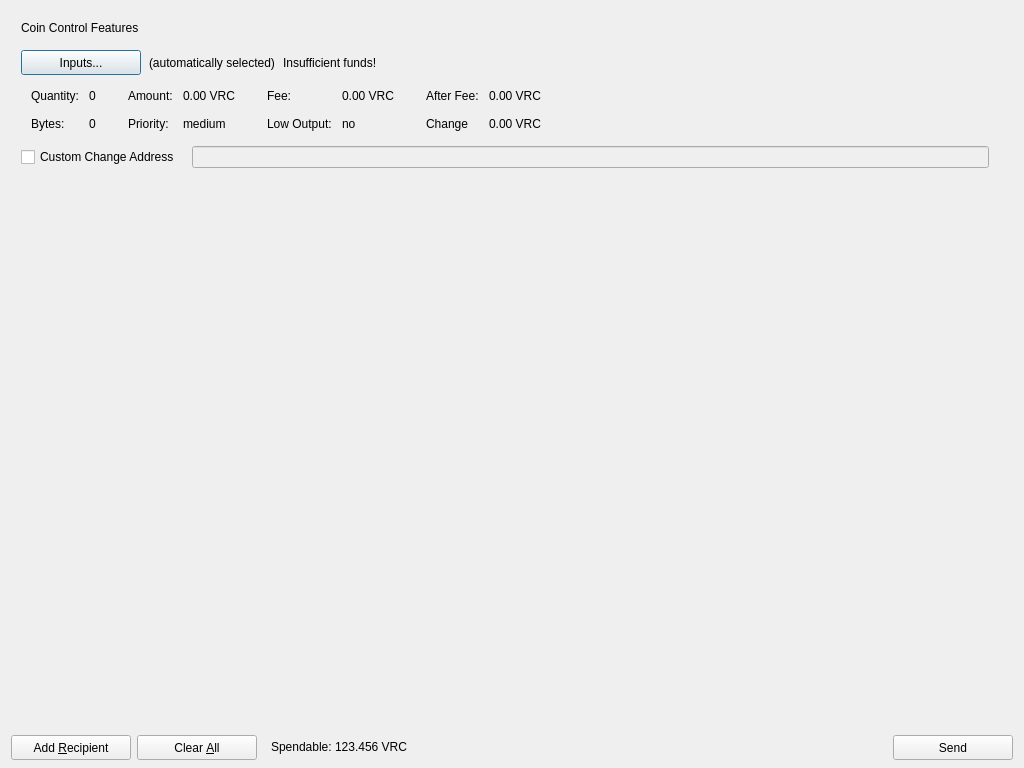
VeriConomy/vericoin, file src/qt/forms/sendcoinsdialog.ui: the form before one commit.
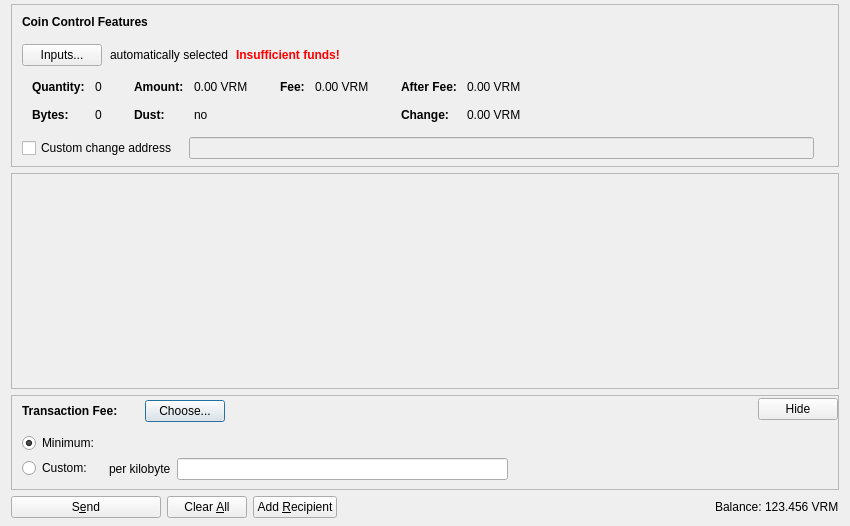
The form after the commit. Icons and pictures are not drawn. Custom widgets are drawn as their Qt base class.

The edit to the form file:
```diff
--- a/src/qt/forms/sendcoinsdialog.ui
+++ b/src/qt/forms/sendcoinsdialog.ui
@@ -6,14 +6,17 @@
    <rect>
     <x>0</x>
     <y>0</y>
-    <width>1024</width>
-    <height>768</height>
+    <width>850</width>
+    <height>526</height>
    </rect>
   </property>
   <property name="windowTitle">
    <string>Send Coins</string>
   </property>
-  <layout class="QVBoxLayout" name="verticalLayout" stretch="0,1,0">
+  <layout class="QVBoxLayout" name="verticalLayout" stretch="0,1,0,0">
+   <property name="topMargin">
+    <number>4</number>
+   </property>
    <property name="bottomMargin">
     <number>8</number>
    </property>
@@ -32,14 +35,14 @@
       </size>
      </property>
      <property name="frameShape">
-      <enum>QFrame::NoFrame</enum>
+      <enum>QFrame::StyledPanel</enum>
      </property>
      <property name="frameShadow">
       <enum>QFrame::Sunken</enum>
      </property>
      <layout class="QVBoxLayout" name="verticalLayoutCoinControl2">
       <property name="spacing">
-       <number>6</number>
+       <number>0</number>
       </property>
       <property name="leftMargin">
        <number>0</number>
@@ -77,6 +80,15 @@
               <verstretch>0</verstretch>
              </sizepolicy>
             </property>
+            <property name="font">
+             <font>
+              <weight>75</weight>
+              <bold>true</bold>
+             </font>
+            </property>
+            <property name="styleSheet">
+             <string notr="true">font-weight:bold;</string>
+            </property>
             <property name="text">
              <string>Coin Control Features</string>
             </property>
@@ -94,21 +106,21 @@
           </property>
           <item>
            <widget class="QPushButton" name="pushButtonCoinControl">
-            <property name="minimumSize">
-             <size>
-              <width>120</width>
-              <height>25</height>
-             </size>
+            <property name="styleSheet">
+             <string notr="true"/>
             </property>
             <property name="text">
              <string>Inputs...</string>
             </property>
+            <property name="autoDefault">
+             <bool>false</bool>
+            </property>
            </widget>
           </item>
           <item>
            <widget class="QLabel" name="labelCoinControlAutomaticallySelected">
             <property name="text">
-             <string>(automatically selected)</string>
+             <string>automatically selected</string>
             </property>
             <property name="margin">
              <number>5</number>
@@ -117,6 +129,15 @@
           </item>
           <item>
            <widget class="QLabel" name="labelCoinControlInsuffFunds">
+            <property name="font">
+             <font>
+              <weight>75</weight>
+              <bold>true</bold>
+             </font>
+            </property>
+            <property name="styleSheet">
+             <string notr="true">color:red;font-weight:bold;</string>
+            </property>
             <property name="text">
              <string>Insufficient funds!</string>
             </property>
@@ -154,6 +175,9 @@
             <height>0</height>
            </size>
           </property>
+          <property name="styleSheet">
+           <string notr="true"/>
+          </property>
           <layout class="QHBoxLayout" name="horizontalLayoutCoinControl5">
            <property name="leftMargin">
             <number>0</number>
@@ -197,6 +221,12 @@
                </property>
                <item row="0" column="0">
                 <widget class="QLabel" name="labelCoinControlQuantityText">
+                 <property name="font">
+                  <font>
+                   <weight>75</weight>
+                   <bold>true</bold>
+                  </font>
+                 </property>
                  <property name="text">
                   <string>Quantity:</string>
                  </property>
@@ -226,6 +256,12 @@
                </item>
                <item row="1" column="0">
                 <widget class="QLabel" name="labelCoinControlBytesText">
+                 <property name="font">
+                  <font>
+                   <weight>75</weight>
+                   <bold>true</bold>
+                  </font>
+                 </property>
                  <property name="text">
                   <string>Bytes:</string>
                  </property>
@@ -268,6 +304,12 @@
                </property>
                <item row="0" column="0">
                 <widget class="QLabel" name="labelCoinControlAmountText">
+                 <property name="font">
+                  <font>
+                   <weight>75</weight>
+                   <bold>true</bold>
+                  </font>
+                 </property>
                  <property name="text">
                   <string>Amount:</string>
                  </property>
@@ -285,7 +327,7 @@
                   <enum>Qt::ActionsContextMenu</enum>
                  </property>
                  <property name="text">
-                  <string>0.00 VRC</string>
+                  <string notr="true">0.00 VRM</string>
                  </property>
                  <property name="textInteractionFlags">
                   <set>Qt::LinksAccessibleByMouse|Qt::TextSelectableByKeyboard|Qt::TextSelectableByMouse</set>
@@ -293,14 +335,20 @@
                 </widget>
                </item>
                <item row="1" column="0">
-                <widget class="QLabel" name="labelCoinControlPriorityText">
+                <widget class="QLabel" name="labelCoinControlLowOutputText">
+                 <property name="font">
+                  <font>
+                   <weight>75</weight>
+                   <bold>true</bold>
+                  </font>
+                 </property>
                  <property name="text">
-                  <string>Priority:</string>
+                  <string>Dust:</string>
                  </property>
                 </widget>
                </item>
                <item row="1" column="1">
-                <widget class="QLabel" name="labelCoinControlPriority">
+                <widget class="QLabel" name="labelCoinControlLowOutput">
                  <property name="cursor">
                   <cursorShape>IBeamCursor</cursorShape>
                  </property>
@@ -308,7 +356,7 @@
                   <enum>Qt::ActionsContextMenu</enum>
                  </property>
                  <property name="text">
-                  <string>medium</string>
+                  <string notr="true">no</string>
                  </property>
                  <property name="textInteractionFlags">
                   <set>Qt::LinksAccessibleByMouse|Qt::TextSelectableByKeyboard|Qt::TextSelectableByMouse</set>
@@ -336,6 +384,12 @@
                </property>
                <item row="0" column="0">
                 <widget class="QLabel" name="labelCoinControlFeeText">
+                 <property name="font">
+                  <font>
+                   <weight>75</weight>
+                   <bold>true</bold>
+                  </font>
+                 </property>
                  <property name="text">
                   <string>Fee:</string>
                  </property>
@@ -353,30 +407,7 @@
                   <enum>Qt::ActionsContextMenu</enum>
                  </property>
                  <property name="text">
-                  <string>0.00 VRC</string>
-                 </property>
-                 <property name="textInteractionFlags">
-                  <set>Qt::LinksAccessibleByMouse|Qt::TextSelectableByKeyboard|Qt::TextSelectableByMouse</set>
-                 </property>
-                </widget>
-               </item>
-               <item row="1" column="0">
-                <widget class="QLabel" name="labelCoinControlLowOutputText">
-                 <property name="text">
-                  <string>Low Output:</string>
-                 </property>
-                </widget>
-               </item>
-               <item row="1" column="1">
-                <widget class="QLabel" name="labelCoinControlLowOutput">
-                 <property name="cursor">
-                  <cursorShape>IBeamCursor</cursorShape>
-                 </property>
-                 <property name="contextMenuPolicy">
-                  <enum>Qt::ActionsContextMenu</enum>
-                 </property>
-                 <property name="text">
-                  <string>no</string>
+                  <string notr="true">0.00 VRM</string>
                  </property>
                  <property name="textInteractionFlags">
                   <set>Qt::LinksAccessibleByMouse|Qt::TextSelectableByKeyboard|Qt::TextSelectableByMouse</set>
@@ -404,6 +435,12 @@
                </property>
                <item row="0" column="0">
                 <widget class="QLabel" name="labelCoinControlAfterFeeText">
+                 <property name="font">
+                  <font>
+                   <weight>75</weight>
+                   <bold>true</bold>
+                  </font>
+                 </property>
                  <property name="text">
                   <string>After Fee:</string>
                  </property>
@@ -421,7 +458,7 @@
                   <enum>Qt::ActionsContextMenu</enum>
                  </property>
                  <property name="text">
-                  <string>0.00 VRC</string>
+                  <string notr="true">0.00 VRM</string>
                  </property>
                  <property name="textInteractionFlags">
                   <set>Qt::LinksAccessibleByMouse|Qt::TextSelectableByKeyboard|Qt::TextSelectableByMouse</set>
@@ -430,8 +467,14 @@
                </item>
                <item row="1" column="0">
                 <widget class="QLabel" name="labelCoinControlChangeText">
+                 <property name="font">
+                  <font>
+                   <weight>75</weight>
+                   <bold>true</bold>
+                  </font>
+                 </property>
                  <property name="text">
-                  <string>Change</string>
+                  <string>Change:</string>
                  </property>
                 </widget>
                </item>
@@ -444,7 +487,7 @@
                   <enum>Qt::ActionsContextMenu</enum>
                  </property>
                  <property name="text">
-                  <string>0.00 VRC</string>
+                  <string notr="true">0.00 VRM</string>
                  </property>
                  <property name="textInteractionFlags">
                   <set>Qt::LinksAccessibleByMouse|Qt::TextSelectableByKeyboard|Qt::TextSelectableByMouse</set>
@@ -475,7 +518,7 @@
           <item>
            <widget class="QCheckBox" name="checkBoxCoinControlChange">
             <property name="text">
-             <string>Custom Change Address</string>
+             <string>Custom change address</string>
             </property>
            </widget>
           </item>
@@ -536,8 +579,8 @@
    </item>
    <item>
     <widget class="QScrollArea" name="scrollArea">
-     <property name="frameShape">
-      <enum>QFrame::NoFrame</enum>
+     <property name="horizontalScrollBarPolicy">
+      <enum>Qt::ScrollBarAlwaysOff</enum>
      </property>
      <property name="widgetResizable">
       <bool>true</bool>
@@ -547,11 +590,11 @@
        <rect>
         <x>0</x>
         <y>0</y>
-        <width>1006</width>
-        <height>533</height>
+        <width>830</width>
+        <height>104</height>
        </rect>
       </property>
-      <layout class="QVBoxLayout" name="verticalLayout_2">
+      <layout class="QVBoxLayout" name="verticalLayout_2" stretch="0,1">
        <property name="leftMargin">
         <number>0</number>
        </property>
@@ -571,39 +614,380 @@
          </property>
         </layout>
        </item>
+       <item>
+        <spacer name="verticalSpacer">
+         <property name="orientation">
+          <enum>Qt::Vertical</enum>
+         </property>
+         <property name="sizeHint" stdset="0">
+          <size>
+           <width>20</width>
+           <height>40</height>
+          </size>
+         </property>
+        </spacer>
+       </item>
       </layout>
      </widget>
     </widget>
    </item>
+   <item>
+    <widget class="QFrame" name="frameFee">
+     <property name="sizePolicy">
+      <sizepolicy hsizetype="Expanding" vsizetype="Expanding">
+       <horstretch>0</horstretch>
+       <verstretch>0</verstretch>
+      </sizepolicy>
+     </property>
+     <property name="maximumSize">
+      <size>
+       <width>16777215</width>
+       <height>16777215</height>
+      </size>
+     </property>
+     <property name="frameShape">
+      <enum>QFrame::StyledPanel</enum>
+     </property>
+     <property name="frameShadow">
+      <enum>QFrame::Sunken</enum>
+     </property>
+     <layout class="QVBoxLayout" name="verticalLayoutFee1">
+      <property name="spacing">
+       <number>0</number>
+      </property>
+      <property name="leftMargin">
+       <number>0</number>
+      </property>
+      <property name="topMargin">
+       <number>0</number>
+      </property>
+      <property name="rightMargin">
+       <number>0</number>
+      </property>
+      <property name="bottomMargin">
+       <number>0</number>
+      </property>
+      <item>
+       <layout class="QVBoxLayout" name="verticalLayoutFee2" stretch="0,0,0">
+        <property name="spacing">
+         <number>0</number>
+        </property>
+        <property name="leftMargin">
+         <number>10</number>
+        </property>
+        <property name="topMargin">
+         <number>0</number>
+        </property>
+        <item>
+         <layout class="QHBoxLayout" name="horizontalLayoutFee1">
+          <property name="bottomMargin">
+           <number>0</number>
+          </property>
+          <item>
+           <layout class="QVBoxLayout" name="verticalLayoutFee7">
+            <property name="spacing">
+             <number>0</number>
+            </property>
+            <item>
+             <spacer name="verticalSpacerMinimumFee">
+              <property name="orientation">
+               <enum>Qt::Vertical</enum>
+              </property>
+              <property name="sizeType">
+               <enum>QSizePolicy::Fixed</enum>
+              </property>
+              <property name="sizeHint" stdset="0">
+               <size>
+                <width>1</width>
+                <height>4</height>
+               </size>
+              </property>
+             </spacer>
+            </item>
+            <item>
+             <layout class="QHBoxLayout" name="horizontalLayoutMinimumFee">
+              <property name="spacing">
+               <number>10</number>
+              </property>
+              <item>
+               <widget class="QLabel" name="labelFeeHeadline">
+                <property name="sizePolicy">
+                 <sizepolicy hsizetype="Preferred" vsizetype="Maximum">
+                  <horstretch>0</horstretch>
+                  <verstretch>0</verstretch>
+                 </sizepolicy>
+                </property>
+                <property name="font">
+                 <font>
+                  <weight>75</weight>
+                  <bold>true</bold>
+                 </font>
+                </property>
+                <property name="styleSheet">
+                 <string notr="true">font-weight:bold;</string>
+                </property>
+                <property name="text">
+                 <string>Transaction Fee:</string>
+                </property>
+               </widget>
+              </item>
+              <item>
+               <widget class="QLabel" name="labelFeeMinimized">
+                <property name="text">
+                 <string/>
+                </property>
+               </widget>
+              </item>
+              <item>
+               <widget class="QPushButton" name="buttonChooseFee">
+                <property name="text">
+                 <string>Choose...</string>
+                </property>
+               </widget>
+              </item>
+             </layout>
+            </item>
+            <item>
+             <spacer name="verticalSpacer_5">
+              <property name="orientation">
+               <enum>Qt::Vertical</enum>
+              </property>
+              <property name="sizeHint" stdset="0">
+               <size>
+                <width>1</width>
+                <height>1</height>
+               </size>
+              </property>
+             </spacer>
+            </item>
+           </layout>
+          </item>
+          <item>
+           <spacer name="horizontalSpacer_4">
+            <property name="orientation">
+             <enum>Qt::Horizontal</enum>
+            </property>
+            <property name="sizeType">
+             <enum>QSizePolicy::MinimumExpanding</enum>
+            </property>
+            <property name="sizeHint" stdset="0">
+             <size>
+              <width>40</width>
+              <height>20</height>
+             </size>
+            </property>
+           </spacer>
+          </item>
+          <item>
+           <widget class="QPushButton" name="buttonMinimizeFee">
+            <property name="toolTip">
+             <string>collapse fee-settings</string>
+            </property>
+            <property name="text">
+             <string>Hide</string>
+            </property>
+           </widget>
+          </item>
+         </layout>
+        </item>
+        <item>
+         <widget class="QFrame" name="frameFeeSelection">
+          <layout class="QVBoxLayout" name="verticalLayoutFee12">
+           <property name="spacing">
+            <number>0</number>
+           </property>
+           <property name="leftMargin">
+            <number>0</number>
+           </property>
+           <property name="topMargin">
+            <number>0</number>
+           </property>
+           <property name="rightMargin">
+            <number>0</number>
+           </property>
+           <property name="bottomMargin">
+            <number>0</number>
+           </property>
+           <item>
+            <layout class="QGridLayout" name="gridLayoutFee">
+             <property name="topMargin">
+              <number>10</number>
+             </property>
+             <property name="bottomMargin">
+              <number>4</number>
+             </property>
+             <property name="horizontalSpacing">
+              <number>10</number>
+             </property>
+             <property name="verticalSpacing">
+              <number>4</number>
+             </property>
+             <item row="1" column="1">
+              <layout class="QVBoxLayout" name="verticalLayoutFee8">
+               <property name="spacing">
+                <number>6</number>
+               </property>
+               <item>
+                <layout class="QHBoxLayout" name="horizontalLayoutFee13">
+                 <item>
+                  <widget class="QLabel" name="labelCustomPerKilobyte">
+                   <property name="toolTip">
+                    <string>Specify a custom fee per kB (1,000 bytes) of the transaction's virtual size.
+
+Note:  Since the fee is calculated on a per-byte basis, a fee of "100 satoshis per kB" for a transaction size of 500 bytes (half of 1 kB) would ultimately yield a fee of only 50 satoshis.</string>
+                   </property>
+                   <property name="text">
+                    <string>per kilobyte</string>
+                   </property>
+                  </widget>
+                 </item>
+                 <item>
+                  <widget class="BitcoinAmountField" name="customFee"/>
+                 </item>
+                 <item>
+                  <spacer name="horizontalSpacer_6">
+                   <property name="orientation">
+                    <enum>Qt::Horizontal</enum>
+                   </property>
+                   <property name="sizeHint" stdset="0">
+                    <size>
+                     <width>1</width>
+                     <height>1</height>
+                    </size>
+                   </property>
+                  </spacer>
+                 </item>
+                </layout>
+               </item>
+              </layout>
+             </item>
+             <item row="0" column="0">
+              <layout class="QVBoxLayout" name="verticalLayoutFee4" stretch="0,1">
+               <item>
+                <widget class="QRadioButton" name="radioMinimumFee">
+                 <property name="text">
+                  <string>Minimum:</string>
+                 </property>
+                 <property name="checked">
+                  <bool>true</bool>
+                 </property>
+                 <attribute name="buttonGroup">
+                  <string notr="true">groupFee</string>
+                 </attribute>
+                </widget>
+               </item>
+               <item>
+                <spacer name="verticalSpacer_2">
+                 <property name="orientation">
+                  <enum>Qt::Vertical</enum>
+                 </property>
+                 <property name="sizeHint" stdset="0">
+                  <size>
+                   <width>1</width>
+                   <height>1</height>
+                  </size>
+                 </property>
+                </spacer>
+               </item>
+              </layout>
+             </item>
+             <item row="1" column="0">
+              <layout class="QVBoxLayout" name="verticalLayoutFee9" stretch="0,1">
+               <item>
+                <widget class="QRadioButton" name="radioCustomFee">
+                 <property name="text">
+                  <string>Custom:</string>
+                 </property>
+                 <attribute name="buttonGroup">
+                  <string notr="true">groupFee</string>
+                 </attribute>
+                </widget>
+               </item>
+               <item>
+                <spacer name="verticalSpacer_6">
+                 <property name="orientation">
+                  <enum>Qt::Vertical</enum>
+                 </property>
+                 <property name="sizeHint" stdset="0">
+                  <size>
+                   <width>1</width>
+                   <height>1</height>
+                  </size>
+                 </property>
+                </spacer>
+               </item>
+              </layout>
+             </item>
+             <item row="0" column="1">
+              <layout class="QVBoxLayout" name="verticalLayoutFee3" stretch="0,0,1">
+               <property name="spacing">
+                <number>6</number>
+               </property>
+               <property name="topMargin">
+                <number>2</number>
+               </property>
+               <item>
+                <layout class="QHBoxLayout" name="horizontalLayoutFee12">
+                 <item>
+                  <widget class="QLabel" name="labelMinimumFee">
+                   <property name="text">
+                    <string/>
+                   </property>
+                  </widget>
+                 </item>
+                </layout>
+               </item>
+              </layout>
+             </item>
+            </layout>
+           </item>
+          </layout>
+         </widget>
+        </item>
+        <item>
+         <spacer name="verticalSpacerFee">
+          <property name="orientation">
+           <enum>Qt::Vertical</enum>
+          </property>
+          <property name="sizeHint" stdset="0">
+           <size>
+            <width>40</width>
+            <height>5</height>
+           </size>
+          </property>
+         </spacer>
+        </item>
+       </layout>
+      </item>
+     </layout>
+    </widget>
+   </item>
    <item>
     <layout class="QHBoxLayout" name="horizontalLayout">
      <item>
-      <widget class="QPushButton" name="addButton">
+      <widget class="QPushButton" name="sendButton">
        <property name="minimumSize">
         <size>
-         <width>120</width>
-         <height>25</height>
+         <width>150</width>
+         <height>0</height>
         </size>
        </property>
        <property name="toolTip">
         <string>Send to multiple recipients at once</string>
        </property>
        <property name="text">
-        <string>Add &amp;Recipient</string>
+        <string>S&amp;end</string>
        </property>
        <property name="icon">
         <iconset resource="../bitcoin.qrc">
-         <normaloff>:/icons/add</normaloff>:/icons/add</iconset>
-       </property>
-       <property name="iconSize">
-        <size>
-         <width>12</width>
-         <height>12</height>
-        </size>
+         <normaloff>:/icons/send</normaloff>:/icons/send</iconset>
        </property>
        <property name="autoDefault">
         <bool>false</bool>
        </property>
+       <property name="default">
+        <bool>false</bool>
+       </property>
       </widget>
      </item>
      <item>
@@ -614,12 +998,6 @@
          <verstretch>0</verstretch>
         </sizepolicy>
        </property>
-       <property name="minimumSize">
-        <size>
-         <width>120</width>
-         <height>25</height>
-        </size>
-       </property>
        <property name="toolTip">
         <string>Remove all transaction fields</string>
        </property>
@@ -630,19 +1008,40 @@
         <iconset resource="../bitcoin.qrc">
          <normaloff>:/icons/remove</normaloff>:/icons/remove</iconset>
        </property>
-       <property name="iconSize">
+       <property name="autoDefault">
+        <bool>false</bool>
+       </property>
+      </widget>
+     </item>
+     <item>
+      <widget class="QPushButton" name="addButton">
+       <property name="toolTip">
+        <string>Send to multiple recipients at once</string>
+       </property>
+       <property name="text">
+        <string>Add &amp;Recipient</string>
+       </property>
+       <property name="icon">
+        <iconset resource="../bitcoin.qrc">
+         <normaloff>:/icons/add</normaloff>:/icons/add</iconset>
+       </property>
+       <property name="autoDefault">
+        <bool>false</bool>
+       </property>
+      </widget>
+     </item>
+     <item>
+      <spacer name="horizontalSpacer">
+       <property name="orientation">
+        <enum>Qt::Horizontal</enum>
+       </property>
+       <property name="sizeHint" stdset="0">
         <size>
-         <width>12</width>
-         <height>12</height>
+         <width>40</width>
+         <height>20</height>
         </size>
        </property>
-       <property name="autoRepeatDelay">
-        <number>300</number>
-       </property>
-       <property name="autoDefault">
-        <bool>false</bool>
-       </property>
-      </widget>
+      </spacer>
      </item>
      <item>
       <layout class="QHBoxLayout" name="horizontalLayout_2">
@@ -658,10 +1057,7 @@
           </sizepolicy>
          </property>
          <property name="text">
-          <string>Spendable:</string>
-         </property>
-         <property name="indent">
-          <number>8</number>
+          <string>Balance:</string>
          </property>
         </widget>
        </item>
@@ -677,7 +1073,7 @@
           <cursorShape>IBeamCursor</cursorShape>
          </property>
          <property name="text">
-          <string>123.456 VRC</string>
+          <string notr="true">123.456 VRM</string>
          </property>
          <property name="textInteractionFlags">
           <set>Qt::LinksAccessibleByMouse|Qt::TextSelectableByKeyboard|Qt::TextSelectableByMouse</set>
@@ -686,55 +1082,23 @@
        </item>
       </layout>
      </item>
-     <item>
-      <spacer name="horizontalSpacer">
-       <property name="orientation">
-        <enum>Qt::Horizontal</enum>
-       </property>
-       <property name="sizeHint" stdset="0">
-        <size>
-         <width>40</width>
-         <height>20</height>
-        </size>
-       </property>
-      </spacer>
-     </item>
-     <item>
-      <widget class="QPushButton" name="sendButton">
-       <property name="minimumSize">
-        <size>
-         <width>120</width>
-         <height>25</height>
-        </size>
-       </property>
-       <property name="toolTip">
-        <string>Confirm the send action</string>
-       </property>
-       <property name="text">
-        <string>Send</string>
-       </property>
-       <property name="icon">
-        <iconset resource="../bitcoin.qrc">
-         <normaloff>:/icons/sendButton</normaloff>:/icons/sendButton</iconset>
-       </property>
-       <property name="iconSize">
-        <size>
-         <width>12</width>
-         <height>12</height>
-        </size>
-       </property>
-       <property name="autoDefault">
-        <bool>false</bool>
-       </property>
-       <property name="default">
-        <bool>false</bool>
-       </property>
-      </widget>
-     </item>
     </layout>
    </item>
   </layout>
  </widget>
+ <customwidgets>
+  <customwidget>
+   <class>QValidatedLineEdit</class>
+   <extends>QLineEdit</extends>
+   <header>qt/qvalidatedlineedit.h</header>
+  </customwidget>
+  <customwidget>
+   <class>BitcoinAmountField</class>
+   <extends>QLineEdit</extends>
+   <header>qt/bitcoinamountfield.h</header>
+   <container>1</container>
+  </customwidget>
+ </customwidgets>
  <resources>
   <include location="../bitcoin.qrc"/>
  </resources>
```
Left out of the diff: 18 changed lines with no effect on the pictures.
